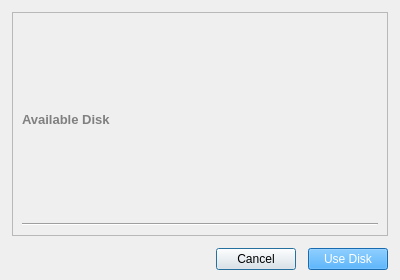
Above: src/ui/dialog.ui from GeovaneJefferson/timemachine before the change. Below: the same form after it.
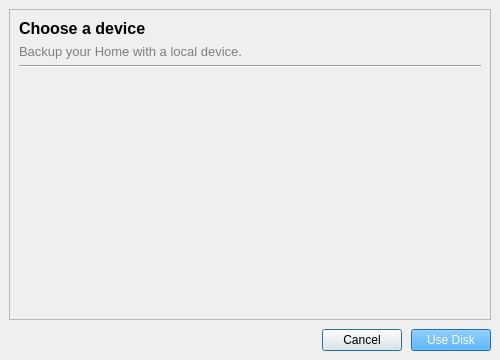
That is the form after the change.

```diff
--- a/src/ui/dialog.ui
+++ b/src/ui/dialog.ui
@@ -6,20 +6,20 @@
    <rect>
     <x>0</x>
     <y>0</y>
-    <width>400</width>
-    <height>280</height>
+    <width>500</width>
+    <height>360</height>
    </rect>
   </property>
   <property name="minimumSize">
    <size>
-    <width>400</width>
-    <height>280</height>
+    <width>500</width>
+    <height>360</height>
    </size>
   </property>
   <property name="maximumSize">
    <size>
-    <width>400</width>
-    <height>280</height>
+    <width>500</width>
+    <height>360</height>
    </size>
   </property>
   <property name="windowTitle">
@@ -44,19 +44,19 @@
    <item>
     <layout class="QVBoxLayout" name="verticalLayout" stretch="0,0">
      <property name="spacing">
-      <number>12</number>
+      <number>9</number>
      </property>
      <property name="leftMargin">
-      <number>12</number>
+      <number>9</number>
      </property>
      <property name="topMargin">
-      <number>12</number>
+      <number>9</number>
      </property>
      <property name="rightMargin">
-      <number>12</number>
+      <number>9</number>
      </property>
      <property name="bottomMargin">
-      <number>10</number>
+      <number>9</number>
      </property>
      <item>
       <widget class="QScrollArea" name="scrollArea">
@@ -68,24 +68,37 @@
          <rect>
           <x>0</x>
           <y>0</y>
-          <width>374</width>
-          <height>218</height>
+          <width>480</width>
+          <height>303</height>
          </rect>
         </property>
         <layout class="QVBoxLayout" name="verticalLayout_4">
+         <item>
+          <widget class="QLabel" name="label">
+           <property name="font">
+            <font>
+             <pointsize>12</pointsize>
+             <bold>true</bold>
+            </font>
+           </property>
+           <property name="text">
+            <string>Choose a device</string>
+           </property>
+          </widget>
+         </item>
          <item>
           <widget class="QLabel" name="label_2">
            <property name="font">
             <font>
              <pointsize>10</pointsize>
-             <bold>true</bold>
+             <bold>false</bold>
             </font>
            </property>
            <property name="styleSheet">
             <string notr="true">color: rgb(128, 128, 128);</string>
            </property>
            <property name="text">
-            <string>Available Disk</string>
+            <string>Backup your Home with a local device.</string>
            </property>
           </widget>
          </item>
@@ -99,6 +112,19 @@
          <item>
           <layout class="QVBoxLayout" name="available_disk_dialog_layout"/>
          </item>
+         <item>
+          <spacer name="verticalSpacer">
+           <property name="orientation">
+            <enum>Qt::Vertical</enum>
+           </property>
+           <property name="sizeHint" stdset="0">
+            <size>
+             <width>20</width>
+             <height>40</height>
+            </size>
+           </property>
+          </spacer>
+         </item>
         </layout>
        </widget>
       </widget>
```
